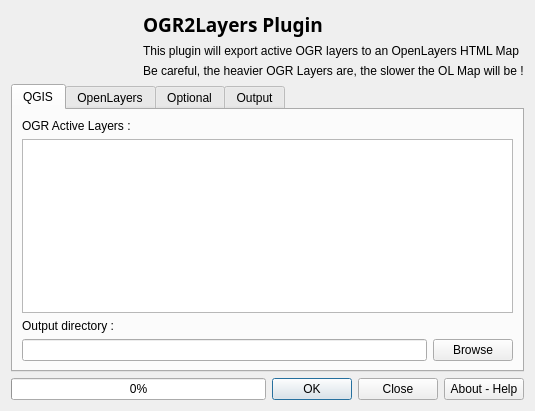
Before: the Qt Designer form ui_OGR2Layers.ui in lucadelu/OGR2Layers, drawn with Qt 5.
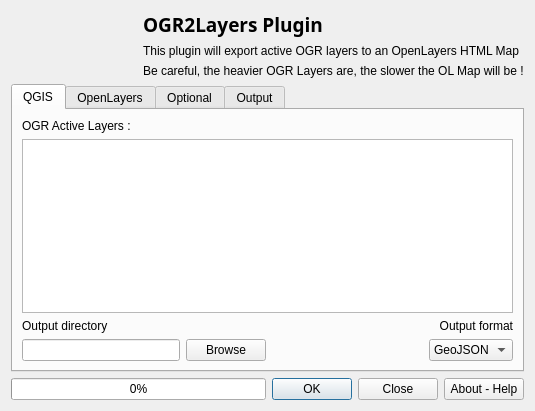
After: the same form once the commit is applied. Icons and pictures are not drawn.

```diff
--- a/ui_OGR2Layers.ui
+++ b/ui_OGR2Layers.ui
@@ -88,11 +88,25 @@
         <widget class="QListWidget" name="LayerList"/>
        </item>
        <item>
-        <widget class="QLabel" name="label_4">
-         <property name="text">
-          <string>Output directory :</string>
-         </property>
-        </widget>
+        <layout class="QHBoxLayout" name="horizontalLayout_4">
+         <item>
+          <widget class="QLabel" name="label_4">
+           <property name="text">
+            <string>Output directory</string>
+           </property>
+          </widget>
+         </item>
+         <item>
+          <widget class="QLabel" name="label_14">
+           <property name="text">
+            <string>Output format</string>
+           </property>
+           <property name="alignment">
+            <set>Qt::AlignRight|Qt::AlignTrailing|Qt::AlignVCenter</set>
+           </property>
+          </widget>
+         </item>
+        </layout>
        </item>
        <item>
         <layout class="QHBoxLayout" name="horizontalLayout_3">
@@ -106,6 +120,38 @@
            </property>
           </widget>
          </item>
+         <item>
+          <spacer name="horizontalSpacer">
+           <property name="orientation">
+            <enum>Qt::Horizontal</enum>
+           </property>
+           <property name="sizeHint" stdset="0">
+            <size>
+             <width>40</width>
+             <height>20</height>
+            </size>
+           </property>
+          </spacer>
+         </item>
+         <item>
+          <widget class="QComboBox" name="outputFormCombo">
+           <item>
+            <property name="text">
+             <string>GeoJSON</string>
+            </property>
+           </item>
+           <item>
+            <property name="text">
+             <string>GML</string>
+            </property>
+           </item>
+           <item>
+            <property name="text">
+             <string>KML</string>
+            </property>
+           </item>
+          </widget>
+         </item>
         </layout>
        </item>
       </layout>
```
